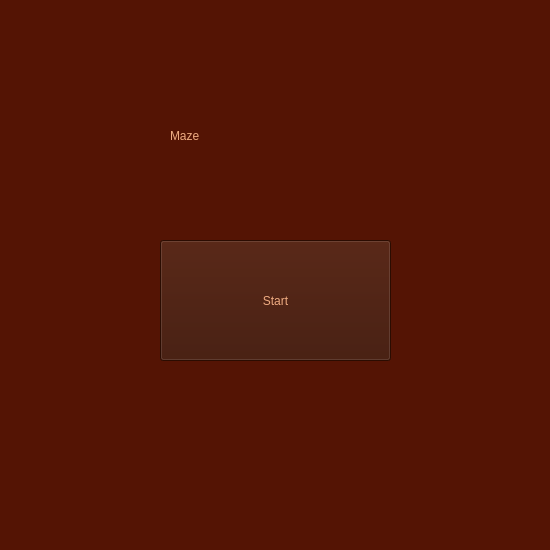
Above: start_window.ui from nesova/maze before the change. Below: the same form after it.
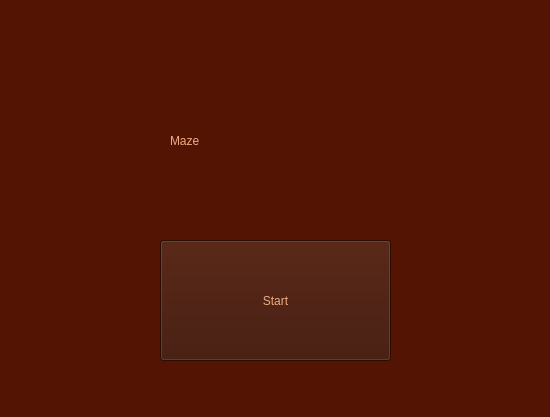
That is the form after the change.

```diff
--- a/start_window.ui
+++ b/start_window.ui
@@ -7,7 +7,7 @@
     <x>0</x>
     <y>0</y>
     <width>550</width>
-    <height>550</height>
+    <height>417</height>
    </rect>
   </property>
   <property name="windowTitle">
@@ -22,7 +22,7 @@
      <x>170</x>
      <y>100</y>
      <width>211</width>
-     <height>71</height>
+     <height>81</height>
     </rect>
    </property>
    <property name="styleSheet">
```
